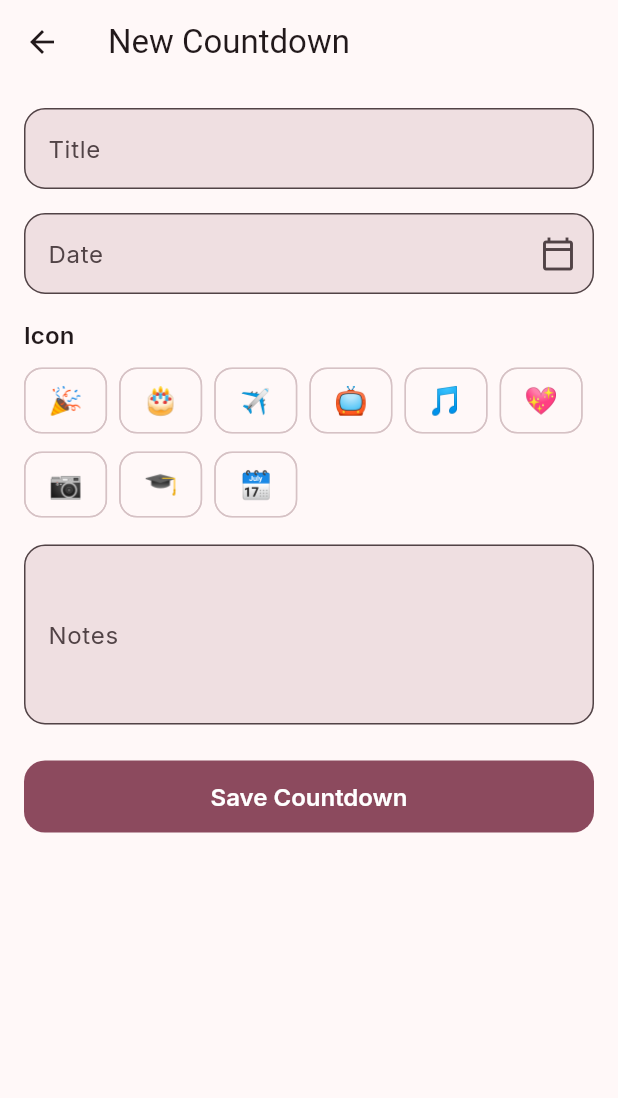
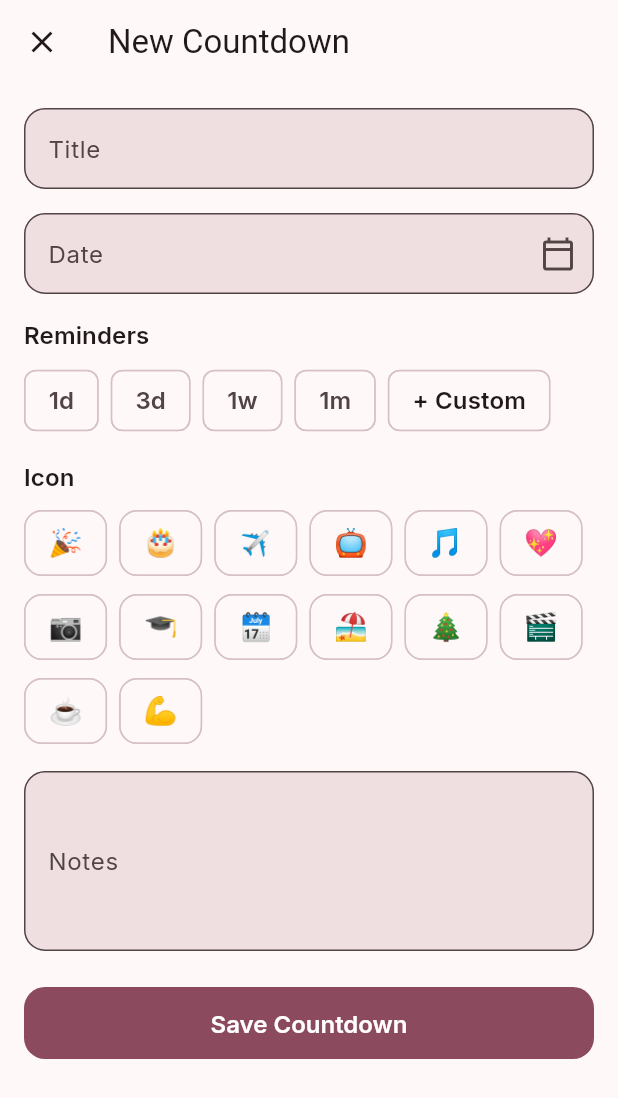
Before and after one commit to KaiOmote/countdown_app, a Flutter app: the screen it shows after launch, after a tap on the "add" icon, on a phone screen of 412 x 824 dp. Shown: the top 1098 px of the screen. Run offline on Flutter 3.47's test engine with Material 3 defaults, Android fonts, the light colour scheme and no system bars; our stand-ins replace flutter_local_notifications, flutter_riverpod, google_fonts, hive, hive_flutter, timezone; accounts and stored records are empty.

Commit message:
notifications scaffolded?

```diff
--- a/lib/core/navigation/routes.dart
+++ b/lib/core/navigation/routes.dart
@@ -1,10 +1,14 @@
+// countdown_app/lib/core/navigation/routes.dart
 import 'package:flutter/material.dart';
 
+// Countdown
 import '../../features/countdown/presentation/countdown_list_screen.dart';
 import '../../features/countdown/presentation/add_edit_countdown_screen.dart';
 import '../../features/countdown/presentation/countdown_detail_screen.dart';
+
+// Settings / Paywall
+import '../../features/settings/presentation/settings_screen.dart';
 import '../../features/settings/presentation/paywall_screen.dart';
-import '../../features/settings/presentation/settings_screen.dart';
 
 class Routes {
   static const root = '/';
@@ -14,44 +18,37 @@ class Routes {
   static const paywall = '/settings/paywall';
 
   static Map<String, WidgetBuilder> builders() => {
-        // Countdown List (root)
+        // List
         root: (_) => const CountdownListScreen(),
 
-        // Countdown Detail (requires eventId)
+        // Detail (expects a String eventId in arguments)
         countdownDetail: (context) {
-          final args = ModalRoute.of(context)!.settings.arguments;
+          final args = ModalRoute.of(context)?.settings.arguments;
           if (args is String) {
             return CountdownDetailScreen(eventId: args);
           }
-          return const _PlaceholderScreen(title: 'Countdown Detail (invalid args)');
+          return const _RouteErrorScreen(message: 'Missing eventId for detail route');
         },
 
-        // Add/Edit Countdown (optional eventId)
-        countdownAddEdit: (context) {
-          final args = ModalRoute.of(context)!.settings.arguments;
-          if (args is String) {
-            return AddEditCountdownScreen(eventId: args); // editing
-          }
-          return const AddEditCountdownScreen(); // new event
-        },
+        // Add/Edit (optional String eventId in arguments; screen reads it)
+        countdownAddEdit: (_) => const AddEditCountdownScreen(),
 
-        // Settings
+        // Settings & Paywall
         settings: (_) => const SettingsScreen(),
-
-        // Paywall
         paywall: (_) => const PaywallScreen(),
       };
 }
 
-class _PlaceholderScreen extends StatelessWidget {
-  final String title;
-  const _PlaceholderScreen({required this.title});
+/// Simple inline error screen for bad route arguments (dev-only).
+class _RouteErrorScreen extends StatelessWidget {
+  final String message;
+  const _RouteErrorScreen({required this.message});
 
   @override
   Widget build(BuildContext context) {
     return Scaffold(
-      appBar: AppBar(title: Text(title)),
-      body: Center(child: Text(title)),
+      appBar: AppBar(title: const Text('Route Error')),
+      body: Center(child: Text(message, textAlign: TextAlign.center)),
     );
   }
 }
--- a/lib/features/countdown/data/countdown_event.dart
+++ b/lib/features/countdown/data/countdown_event.dart
@@ -15,6 +15,8 @@ class CountdownEvent {
   final String? emoji;
   @HiveField(4)
   final String? notes;
+  @HiveField(5)
+  final List<int> reminderOffsets; // days before event
 
   const CountdownEvent({
     required this.id,
@@ -22,6 +24,7 @@ class CountdownEvent {
     required this.dateUtc,
     this.emoji,
     this.notes,
+    this.reminderOffsets = const [],
   });
 
   CountdownEvent copyWith({
@@ -30,12 +33,15 @@ class CountdownEvent {
     DateTime? dateUtc,
     String? emoji,
     String? notes,
-  }) => CountdownEvent(
+    List<int>? reminderOffsets,
+  }) =>
+      CountdownEvent(
         id: id ?? this.id,
         title: title ?? this.title,
         dateUtc: dateUtc ?? this.dateUtc,
         emoji: emoji ?? this.emoji,
         notes: notes ?? this.notes,
+        reminderOffsets: reminderOffsets ?? this.reminderOffsets,
       );
 }
 
@@ -56,13 +62,14 @@ class CountdownEventAdapter extends TypeAdapter<CountdownEvent> {
       dateUtc: fields[2] as DateTime,
       emoji: fields[3] as String?,
       notes: fields[4] as String?,
+      reminderOffsets: (fields[5] as List?)?.cast<int>() ?? const [],
     );
   }
 
   @override
   void write(BinaryWriter writer, CountdownEvent obj) {
     writer
-      ..writeByte(5)
+      ..writeByte(6) // number of fields
       ..writeByte(0)
       ..write(obj.id)
       ..writeByte(1)
@@ -72,6 +79,8 @@ class CountdownEventAdapter extends TypeAdapter<CountdownEvent> {
       ..writeByte(3)
       ..write(obj.emoji)
       ..writeByte(4)
-      ..write(obj.notes);
+      ..write(obj.notes)
+      ..writeByte(5)
+      ..write(obj.reminderOffsets);
   }
 }
--- a/lib/features/countdown/presentation/add_edit_countdown_screen.dart
+++ b/lib/features/countdown/presentation/add_edit_countdown_screen.dart
@@ -9,44 +9,49 @@ import '../../../widgets/app_text_field.dart';
 import '../../countdown/providers.dart';
 import '../../countdown/data/countdown_event.dart';
 import '../../../core/navigation/routes.dart';
+import '../../notifications/notification_service.dart';
 
 /// Route contract:
 /// - Create new: pushNamed(Routes.countdownAddEdit)
 /// - Edit existing: pushNamed(Routes.countdownAddEdit, arguments: <eventId:String>)
 class AddEditCountdownScreen extends ConsumerStatefulWidget {
-  final String? eventId;
-
-  const AddEditCountdownScreen({super.key, this.eventId});
+  const AddEditCountdownScreen({super.key});
 
   @override
-  ConsumerState<AddEditCountdownScreen> createState() => _AddEditCountdownScreenState();
+  ConsumerState<AddEditCountdownScreen> createState() =>
+      _AddEditCountdownScreenState();
 }
 
-class _AddEditCountdownScreenState extends ConsumerState<AddEditCountdownScreen> {
+class _AddEditCountdownScreenState
+    extends ConsumerState<AddEditCountdownScreen> {
   final _title = TextEditingController();
   final _notes = TextEditingController();
   DateTime? _dateUtc;
-  String? _emoji; // simple emoji picker MVP
+  String? _emoji;
+  CountdownEvent? _editingEvent;
+
+  // reminder offsets in days
+  final List<int> _reminders = [];
 
   bool get _isEditing => _editingEvent != null;
-  CountdownEvent? _editingEvent;
 
   @override
   void didChangeDependencies() {
     super.didChangeDependencies();
-    // Read optional eventId from route arguments
     final args = ModalRoute.of(context)?.settings.arguments;
     final eventId = args is String ? args : null;
     if (eventId != null && _editingEvent == null) {
-      // repo currently has listAll(); we’ll find by id
       final repo = ref.read(countdownRepositoryProvider);
-      final found = repo.listAll().where((e) => e.id == eventId).toList();
-      if (found.isNotEmpty) {
-        _editingEvent = found.first;
+      final list = repo.listAll();
+      final match =
+          list.where((e) => e.id == eventId).toList(); // safe (no .firstOrNull)
+      if (match.isNotEmpty) {
+        _editingEvent = match.first;
         _title.text = _editingEvent!.title;
         _notes.text = _editingEvent!.notes ?? '';
         _dateUtc = _editingEvent!.dateUtc;
         _emoji = _editingEvent!.emoji;
+        _reminders.addAll(_editingEvent!.reminderOffsets);
         setState(() {});
       }
     }
@@ -68,20 +73,17 @@ class _AddEditCountdownScreenState extends ConsumerState<AddEditCountdownScreen>
       lastDate: DateTime(nowLocal.year + 50),
       initialDate: initial,
     );
-    if (picked == null) return;
-
-    // MVP: date only (00:00), refine to include time later if needed
-    final localMidnight = DateTime(picked.year, picked.month, picked.day);
-    setState(() {
-      _dateUtc = localMidnight.toUtc();
-    });
+    if (picked != null) {
+      setState(() {
+        _dateUtc = DateTime(picked.year, picked.month, picked.day).toUtc();
+      });
+    }
   }
 
   Future<void> _save() async {
     final repo = ref.read(countdownRepositoryProvider);
-    final list = repo.listAll(); // snapshot
+    final list = repo.listAll();
 
-    // Validation
     if (_title.text.trim().isEmpty) {
       _snack('Please enter a title');
       return;
@@ -91,10 +93,14 @@ class _AddEditCountdownScreenState extends ConsumerState<AddEditCountdownScreen>
       return;
     }
 
-    // Free tier cap only for new events
-    final isCreatingNew = !_isEditing;
-    if (isCreatingNew && list.length >= kFreeEventCap) {
-      // Navigate to paywall on cap
+    // Free tier caps
+    if (!_isEditing && list.length >= kFreeEventCap) {
+      if (!mounted) return;
+      Navigator.pushNamed(context, Routes.paywall);
+      return;
+    }
+    if (_reminders.length > 1) {
+      // Pro only: multiple reminders
       if (!mounted) return;
       Navigator.pushNamed(context, Routes.paywall);
       return;
@@ -107,6 +113,7 @@ class _AddEditCountdownScreenState extends ConsumerState<AddEditCountdownScreen>
       dateUtc: _dateUtc!,
       emoji: _emoji,
       notes: _notes.text.trim().isEmpty ? null : _notes.text.trim(),
+      reminderOffsets: List<int>.from(_reminders),
     );
 
     if (_isEditing) {
@@ -115,13 +122,26 @@ class _AddEditCountdownScreenState extends ConsumerState<AddEditCountdownScreen>
       await repo.add(event);
     }
 
-    // Invalidate snapshot providers so list/detail refresh when we pop
+    // Refresh providers
     ref.invalidate(eventsListProvider);
     ref.invalidate(nearestUpcomingProvider);
+
+    // Schedule (or reschedule) notifications for this event
+    await NotificationService.instance.rescheduleForEvent(event);
 
     if (!mounted) return;
     _snack(_isEditing ? 'Saved changes' : 'Countdown added');
     Navigator.pop(context);
+  }
+
+  void _toggleReminder(int offset) {
+    setState(() {
+      if (_reminders.contains(offset)) {
+        _reminders.remove(offset);
+      } else {
+        _reminders.add(offset);
+      }
+    });
   }
 
   void _snack(String msg) {
@@ -135,6 +155,10 @@ class _AddEditCountdownScreenState extends ConsumerState<AddEditCountdownScreen>
     return Scaffold(
       appBar: AppBar(
         title: Text(_isEditing ? 'Edit Countdown' : 'New Countdown'),
+        leading: IconButton(
+          icon: const Icon(Icons.close),
+          onPressed: () => Navigator.pop(context),
+        ),
       ),
       body: ListView(
         padding: const EdgeInsets.all(16),
@@ -146,7 +170,6 @@ class _AddEditCountdownScreenState extends ConsumerState<AddEditCountdownScreen>
             textInputAction: TextInputAction.next,
           ),
           gap16,
-          // Date input (read-only field that opens a date picker)
           GestureDetector(
             behavior: HitTestBehavior.opaque,
             onTap: _pickDate,
@@ -165,19 +188,54 @@ class _AddEditCountdownScreenState extends ConsumerState<AddEditCountdownScreen>
             ),
           ),
           gap16,
-          // Emoji picker MVP — small fixed set
+          Text('Reminders', style: Theme.of(context).textTheme.labelLarge),
+          gap8,
+          Wrap(
+            spacing: 8,
+            children: [
+              _ReminderChip(
+                label: '1d',
+                offset: 1,
+                selected: _reminders.contains(1),
+                onTap: () => _toggleReminder(1),
+              ),
+              _ReminderChip(
+                label: '3d',
+                offset: 3,
+                selected: _reminders.contains(3),
+                onTap: () => _toggleReminder(3),
+              ),
+              _ReminderChip(
+                label: '1w',
+                offset: 7,
+                selected: _reminders.contains(7),
+                onTap: () => _toggleReminder(7),
+              ),
+              _ReminderChip(
+                label: '1m',
+                offset: 30,
+                selected: _reminders.contains(30),
+                onTap: () => _toggleReminder(30),
+              ),
+              ActionChip(
+                label: const Text('+ Custom'),
+                onPressed: () {
+                  // Pro-gated (later implement a real custom offset dialog)
+                  Navigator.pushNamed(context, Routes.paywall);
+                },
+              ),
+            ],
+          ),
+          gap16,
           Text('Icon', style: Theme.of(context).textTheme.labelLarge),
           gap8,
           Wrap(
             spacing: 8,
             runSpacing: 8,
-            children: const ['🎉', '🎂', '✈️', '📺', '🎵', '💖', '📷', '🎓', '🗓️']
-                .map((e) => _EmojiChip(
-                      emoji: e,
-                      selected: _emoji == e,
-                      onSelected: () => setState(() => _emoji = e),
-                    ))
-                .toList(),
+            children: const [
+              '🎉', '🎂', '✈️', '📺', '🎵', '💖', '📷', '🎓', '🗓️',
+              '🏖️', '🎄', '🎬', '☕', '💪'
+            ].map((e) => _EmojiChip(emoji: e)).toList(),
           ),
           gap16,
           AppTextField(
@@ -197,23 +255,42 @@ class _AddEditCountdownScreenState extends ConsumerState<AddEditCountdownScreen>
   }
 }
 
-class _EmojiChip extends StatelessWidget {
-  final String emoji;
+class _ReminderChip extends StatelessWidget {
+  final String label;
+  final int offset;
   final bool selected;
-  final VoidCallback onSelected;
+  final VoidCallback onTap;
 
-  const _EmojiChip({
-    required this.emoji,
+  const _ReminderChip({
+    required this.label,
+    required this.offset,
     required this.selected,
-    required this.onSelected,
+    required this.onTap,
   });
 
   @override
   Widget build(BuildContext context) {
     return ChoiceChip(
+      label: Text(label),
+      selected: selected,
+      onSelected: (_) => onTap(),
+    );
+  }
+}
+
+class _EmojiChip extends ConsumerWidget {
+  final String emoji;
+  const _EmojiChip({required this.emoji});
+
+  @override
+  Widget build(BuildContext context, WidgetRef ref) {
+    final state =
+        context.findAncestorStateOfType<_AddEditCountdownScreenState>();
+    final selected = state?._emoji == emoji;
+    return ChoiceChip(
       label: Text(emoji, style: const TextStyle(fontSize: 18)),
       selected: selected,
-      onSelected: (_) => onSelected(),
+      onSelected: (_) => state?.setState(() => state._emoji = emoji),
       shape: RoundedRectangleBorder(borderRadius: BorderRadius.circular(12)),
     );
   }
--- /dev/null
+++ b/lib/features/notifications/notification_service.dart
@@ -0,0 +1,195 @@
+// lib/features/notifications/notification_service.dart
+import 'dart:async';
+import 'package:flutter/foundation.dart';
+import 'package:flutter_local_notifications/flutter_local_notifications.dart';
+import 'package:timezone/data/latest_all.dart' as tzdata;
+import 'package:timezone/timezone.dart' as tz;
+
+import '../countdown/data/countdown_event.dart';
+
+/// Singleton NotificationService for scheduling/canceling reminders.
+class NotificationService {
+  NotificationService._internal();
+  static final NotificationService instance = NotificationService._internal();
+
+  final FlutterLocalNotificationsPlugin _plugin =
+      FlutterLocalNotificationsPlugin();
+  bool _initialized = false;
+
+  // Android channel IDs
+  static const String _channelId = 'countdown_reminders';
+  static const String _channelName = 'Countdown Reminders';
+  static const String _channelDesc = 'Reminders for upcoming countdown events';
+
+  /// Call once, early in app startup (before runApp).
+  Future<void> initialize() async {
+    if (_initialized) return;
+
+    // Timezone init
+    tzdata.initializeTimeZones();
+    // Using tz.local as provided by the device; no explicit setLocalLocation needed.
+
+    const androidInit = AndroidInitializationSettings('@mipmap/ic_launcher');
+    final iosInit = DarwinInitializationSettings(
+      requestAlertPermission: false,
+      requestBadgePermission: false,
+      requestSoundPermission: false,
+    );
+
+    final initSettings = InitializationSettings(
+      android: androidInit,
+      iOS: iosInit,
+    );
+
+    await _plugin.initialize(
+      initSettings,
+      onDidReceiveNotificationResponse: _onTapNotification,
+    );
+
+    // Create Android channel
+    const androidChannel = AndroidNotificationChannel(
+      _channelId,
+      _channelName,
+      description: _channelDesc,
+      importance: Importance.defaultImportance,
+    );
+    await _plugin
+        .resolvePlatformSpecificImplementation<
+            AndroidFlutterLocalNotificationsPlugin>()
+        ?.createNotificationChannel(androidChannel);
+
+    _initialized = true;
+  }
+
+  /// Ask the user for permissions where needed.
+  ///
+  /// iOS: request runtime notification permissions.
+  /// Android: we skip explicit runtime requests here to avoid API mismatch;
+  ///          most devices are fine. We can add a Settings toggle later.
+  Future<void> ensurePermissions() async {
+    // iOS
+    await _plugin
+        .resolvePlatformSpecificImplementation<
+            IOSFlutterLocalNotificationsPlugin>()
+        ?.requestPermissions(alert: true, badge: true, sound: true);
+
+    // ANDROID NOTE:
+    // Some plugin versions expose requestPermission() or requestNotificationsPermission()
+    // on Android, others don't. To keep compile-safe across versions, we skip it here.
+    // If you want an explicit permission flow for Android 13+, we’ll add it later
+    // behind a settings toggle and handle it with a version check.
+  }
+
+  /// Cancel & reschedule all reminders for this event to match current offsets.
+  /// To cancel everything, call with event.copyWith(reminderOffsets: []).
+  Future<void> rescheduleForEvent(CountdownEvent event) async {
+    await initialize();
+    await ensurePermissions();
+
+    // Cancel any existing scheduled notifications for this event ID.
+    await _cancelKnown(event);
+
+    if (event.reminderOffsets.isEmpty) return;
+
+    for (final offsetDays in event.reminderOffsets) {
+      final schedule = _computeTriggerLocal(event.dateUtc, offsetDays);
+
+      if (schedule == null) continue; // in the past -> skip
+
+      final nid = _notificationId(event.id, offsetDays);
+      final details = _platformDetails();
+
+      await _plugin.zonedSchedule(
+        nid,
+        // Title
+        '⏰ ${event.title}',
+        // Body
+        _bodyForOffset(offsetDays, event),
+        schedule,
+        details,
+        androidScheduleMode: AndroidScheduleMode.exactAllowWhileIdle,
+        uiLocalNotificationDateInterpretation:
+            UILocalNotificationDateInterpretation.absoluteTime,
+        matchDateTimeComponents: DateTimeComponents.dateAndTime,
+        payload: event.id, // later we can deep-link using this
+      );
+    }
+  }
+
+  /// Compute a 09:00 local trigger time for [eventUtc - offsetDays].
+  tz.TZDateTime? _computeTriggerLocal(DateTime eventUtc, int offsetDays) {
+    // Event stored as UTC. Convert to local date (drop time-of-day), then subtract days.
+    final local = eventUtc.toLocal();
+    final eventLocalDate = DateTime(local.year, local.month, local.day);
+    final remindLocalDate =
+        eventLocalDate.subtract(Duration(days: offsetDays));
+
+    // Schedule at 09:00 local on that day.
+    final scheduled = tz.TZDateTime(
+      tz.local,
+      remindLocalDate.year,
+      remindLocalDate.month,
+      remindLocalDate.day,
+      9,
+      0,
+    );
+
+    // for instant testing replace above scheduled var with below commented code
+    // final scheduled = tz.TZDateTime.now(tz.local).add(const Duration(minutes: 2));
+
+
+    // If it's already past, skip.
+    if (scheduled.isBefore(tz.TZDateTime.now(tz.local))) {
+      return null;
+    }
+    return scheduled;
+  }
+
+  NotificationDetails _platformDetails() {
+    const android = AndroidNotificationDetails(
+      _channelId,
+      _channelName,
+      channelDescription: _channelDesc,
+      importance: Importance.defaultImportance,
+      priority: Priority.defaultPriority,
+      icon: '@mipmap/ic_launcher',
+    );
+
+    const iOS = DarwinNotificationDetails(
+      presentAlert: true,
+      presentSound: true,
+      presentBadge: true,
+    );
+
+    return const NotificationDetails(android: android, iOS: iOS);
+  }
+
+  int _notificationId(String eventId, int offsetDays) {
+    // Stable hash for eventId + offset
+    final base = eventId.hashCode ^ (offsetDays * 1315423911);
+    return base & 0x7fffffff; // positive int
+  }
+
+  String _bodyForOffset(int offset, CountdownEvent e) {
+    if (offset <= 0) return 'Today is ${e.title}';
+    if (offset == 1) return '1 day to go';
+    if (offset == 3) return '3 days to go';
+    if (offset == 7) return '1 week to go';
+    if (offset >= 30 && offset % 30 == 0) return '${(offset ~/ 30)} month(s) to go';
+    return '$offset days to go';
+  }
+
+  Future<void> _cancelKnown(CountdownEvent event) async {
+    for (final offset in event.reminderOffsets) {
+      final id = _notificationId(event.id, offset);
+      await _plugin.cancel(id);
+    }
+  }
+
+  void _onTapNotification(NotificationResponse response) {
+    // NOTE: later we can deep-link to detail using response.payload (eventId)
+    if (kDebugMode) {
+      debugPrint('Tapped notification payload: ${response.payload}');
+    }
+  }
+}
--- a/lib/main.dart
+++ b/lib/main.dart
@@ -1,33 +1,41 @@
-// countdown_app/lib/main.dart
 import 'package:flutter/material.dart';
 import 'package:hive_flutter/hive_flutter.dart';
+
 import 'core/app.dart';
 import 'features/countdown/data/countdown_event.dart';
 import 'features/countdown/data/countdown_repository.dart';
+import 'features/notifications/notification_service.dart';
 
 Future<void> main() async {
   WidgetsFlutterBinding.ensureInitialized();
 
+  // Hive init
   await Hive.initFlutter();
   Hive.registerAdapter(CountdownEventAdapter());
   await Hive.openBox<CountdownEvent>(CountdownRepository.boxName);
 
-  // DEBUG ONLY: basic smoke test (remove after T4)
+  // ⚠️ DEV ONLY: uncomment to wipe data after model changes
+  // final box = Hive.box<CountdownEvent>(CountdownRepository.boxName);
+  // await box.clear();
+
+  // Notifications init
+  await NotificationService.instance.initialize();
+
+  // DEBUG seed (optional)
   final box = Hive.box<CountdownEvent>(CountdownRepository.boxName);
   if (box.isEmpty) {
-    box.put('demo1', CountdownEvent(
-      id: 'demo1',
-      title: 'Demo Event',
-      dateUtc: DateTime.now().toUtc().add(const Duration(days: 3)),
-      emoji: '🎉',
-      notes: 'This is a demo entry.',
-    ));
+    box.put(
+      'demo1',
+      CountdownEvent(
+        id: 'demo1',
+        title: 'Demo Event',
+        dateUtc: DateTime.now().toUtc().add(const Duration(days: 3)),
+        emoji: '🎉',
+        notes: 'This is a demo entry.',
+        reminderOffsets: const [1], // 1 day before
+      ),
+    );
   }
-  // print nearest upcoming
-  final repo = CountdownRepository(box);
-  final next = repo.nearestUpcoming(DateTime.now().toUtc());
-  // ignore: avoid_print
-  print('NEXT EVENT: ${next?.title} at ${next?.dateUtc.toIso8601String()}');
 
   runApp(const App());
 }
```
Also changed, not shown: lib/features/countdown/presentation/countdown_detail_screen.dart (+40 -7 lines), pubspec.yaml (+4 -3 lines), assets/images/paywall_hero.png (added), pubspec.lock.
